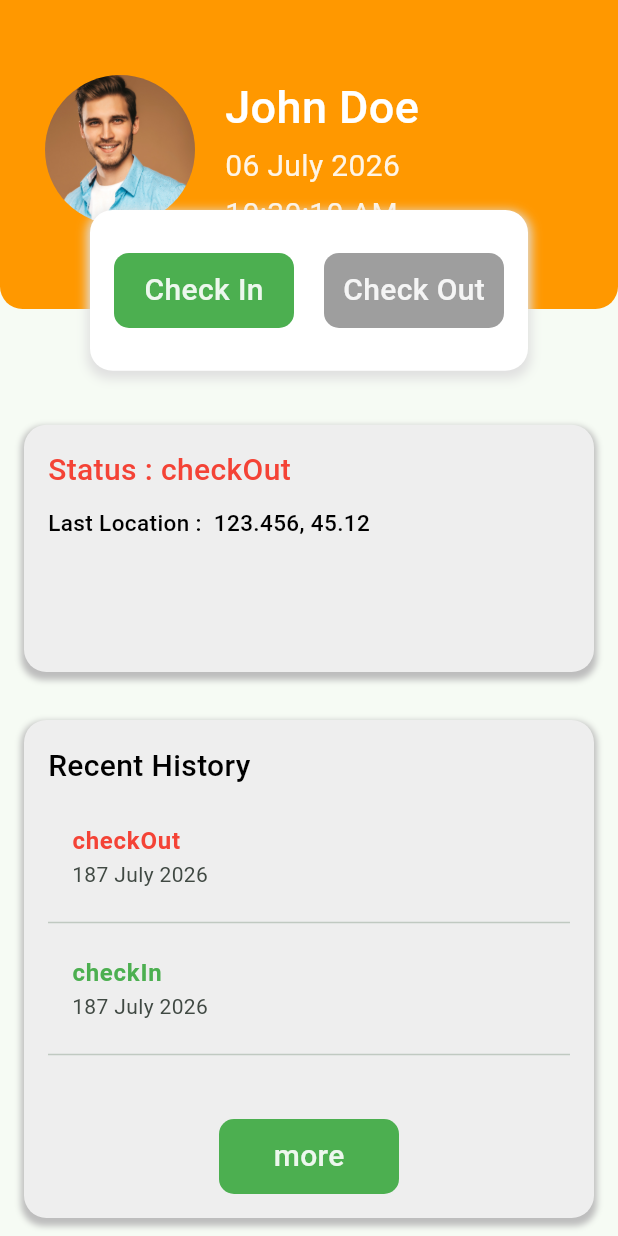
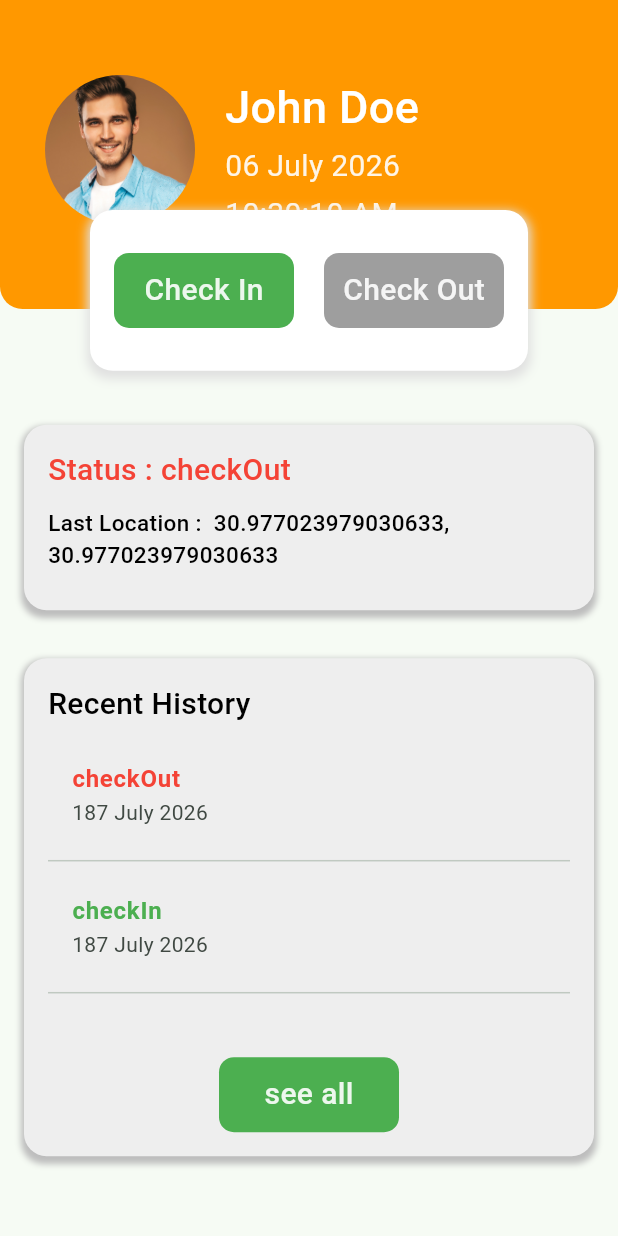
Before and after one commit to PathumDilhara/GeoAttend, a Flutter app: the screen it shows after launch, after a tap on "Check In", after a tap on "Check Out", on a phone screen of 412 x 824 dp. Run offline on Flutter 3.47's test engine with Material 3 defaults, Android fonts, the phone set to English and light mode, and no system bars; our stand-ins replace flutter_riverpod, geolocator, go_router.

Commit message:
GeoLocator integration, loading indicator adding

```diff
--- a/lib/enums/att_enum.dart
+++ b/lib/enums/att_enum.dart
@@ -1 +1 @@
-enum AttendanceTypeEnum { checkIn, checkOut }
+enum AttendanceTypeEnum { checkIn, checkOut, pending }
--- a/lib/models/position_data.dart
+++ b/lib/models/position_data.dart
@@ -3,4 +3,8 @@ class PositionData {
   final double longitude;
 
   PositionData({required this.latitude, required this.longitude});
+
+  factory PositionData.empty(){
+    return PositionData(latitude: 0.0, longitude: 0.0);
+  }
 }
--- a/lib/providers/providers.dart
+++ b/lib/providers/providers.dart
@@ -3,20 +3,25 @@ import 'package:geo_attend/models/attendance_model.dart';
 import 'package:geo_attend/models/position_data.dart';
 import 'package:geo_attend/models/user_model.dart';
 import 'package:geo_attend/providers/attendance_notifier.dart';
+import 'package:geo_attend/services/location_service.dart';
 import 'package:geo_attend/services/user_service.dart';
 
 import '../enums/att_enum.dart';
 
+
+// List of all records
 final attendanceListProvider =
     NotifierProvider<AttendanceNotifier, List<AttendanceModel>>(
       AttendanceNotifier.new,
     );
 
+
+// Check In / Out
 final currentStateProvider = Provider<AttendanceTypeEnum>((ref) {
   final records = ref.watch(attendanceListProvider);
 
   if (records.isEmpty) {
-    return AttendanceTypeEnum.checkOut;
+    return AttendanceTypeEnum.pending;
   }
 
   final last = records.last;
@@ -25,6 +30,8 @@ final currentStateProvider = Provider<AttendanceTypeEnum>((ref) {
       : AttendanceTypeEnum.checkOut;
 });
 
+
+// Last checked location
 final lastLocationProvider = Provider<PositionData>((ref) {
   final records = ref.watch(attendanceListProvider);
 
@@ -36,15 +43,19 @@ final lastLocationProvider = Provider<PositionData>((ref) {
   return PositionData(latitude: last.latitude, longitude: last.longitude);
 });
 
+
+// Get the user data
 final userProvider = Provider((ref) {
   return UserService();
 });
 
+// Get current user as async
 final currentUserProvider = FutureProvider<UserModel>((ref) async {
   final service = ref.read(userProvider);
   return service.getCurrentUser();
 });
 
+// Time second by second
 final currentTimeProvider = StreamProvider<DateTime>((ref) async* {
   while (true) {
     yield DateTime.now();
--- a/lib/screens/home_screen.dart
+++ b/lib/screens/home_screen.dart
@@ -8,12 +8,15 @@ import 'package:go_router/go_router.dart';
 import 'package:intl/intl.dart';
 
 import '../providers/providers.dart';
+import '../services/location_service.dart';
 
 class HomeScreen extends ConsumerWidget {
   HomeScreen({super.key});
 
   double cardBR = 15;
   double mainPad = 16;
+
+  ValueNotifier<bool> isFetching = ValueNotifier(false);
 
   @override
   Widget build(BuildContext context, WidgetRef ref) {
@@ -38,7 +41,7 @@ class HomeScreen extends ConsumerWidget {
                     bottom: 0,
                     left: 10,
                     right: 10,
-                    child: _buildCheckInOutCard(screenHeight, ref),
+                    child: _buildCheckInOutCard(context, screenHeight, ref),
                   ),
                 ],
               ),
@@ -148,7 +151,11 @@ class HomeScreen extends ConsumerWidget {
   }
 
   // ===================== Check in out card =============================
-  Widget _buildCheckInOutCard(double screenHeight, WidgetRef ref) {
+  Widget _buildCheckInOutCard(
+    BuildContext context,
+    double screenHeight,
+    WidgetRef ref,
+  ) {
     final currentState = ref.watch(currentStateProvider);
 
     return Container(
@@ -173,20 +180,33 @@ class HomeScreen extends ConsumerWidget {
           customButton(
             title: "Check In",
             bgColor:
-                currentState == AttendanceTypeEnum.checkIn
-                    ? Colors.grey
-                    : Colors.green,
-            onTap: () {
-              if (currentState == AttendanceTypeEnum.checkOut) {
+                currentState == AttendanceTypeEnum.checkOut ||
+                        currentState == AttendanceTypeEnum.pending
+                    ? Colors.green
+                    : Colors.grey,
+            onTap: () async {
+              if (context.mounted) {
+                loadingDialog(context);
+              }
+
+              if (currentState == AttendanceTypeEnum.checkOut ||
+                  currentState == AttendanceTypeEnum.pending) {
                 final user = ref.read(currentUserProvider).value;
                 if (user == null) return;
+
+                final service = LocationService();
+                final pos = await service.getCurrentLocation();
+
+                if (context.mounted) {
+                  Navigator.pop(context);
+                }
 
                 ref
                     .read(attendanceListProvider.notifier)
                     .checkIn(
                       employeeName: user.userName,
-                      latitude: 12.345,
-                      longitude: 23.234,
+                      latitude: pos.latitude,
+                      longitude: pos.longitude,
                     );
               }
             },
@@ -195,20 +215,32 @@ class HomeScreen extends ConsumerWidget {
           customButton(
             title: "Check Out",
             bgColor:
-                currentState == AttendanceTypeEnum.checkOut
+                currentState == AttendanceTypeEnum.checkOut ||
+                        currentState == AttendanceTypeEnum.pending
                     ? Colors.grey
                     : Colors.red,
-            onTap: () {
+            onTap: () async {
+              if (context.mounted) {
+                loadingDialog(context);
+              }
+
               if (currentState == AttendanceTypeEnum.checkIn) {
                 final user = ref.read(currentUserProvider).value;
                 if (user == null) return;
+
+                final service = LocationService();
+                final pos = await service.getCurrentLocation();
+
+                if (context.mounted) {
+                  Navigator.pop(context);
+                }
 
                 ref
                     .read(attendanceListProvider.notifier)
                     .checkOut(
                       employeeName: user.userName,
-                      latitude: 123.456,
-                      longitude: 45.12,
+                      latitude: pos.latitude,
+                      longitude: pos.longitude,
                     );
               }
             },
@@ -227,7 +259,7 @@ class HomeScreen extends ConsumerWidget {
       margin: EdgeInsets.all(mainPad),
       padding: EdgeInsets.all(16),
       width: double.infinity,
-      height: screenHeight * 0.2,
+      height: screenHeight * 0.15,
       decoration: BoxDecoration(
         borderRadius: BorderRadius.circular(cardBR),
         color: Colors.grey.shade200,
@@ -371,7 +403,7 @@ class HomeScreen extends ConsumerWidget {
                 ),
 
                 customButton(
-                  title: "more",
+                  title: "see all",
                   bgColor: Colors.green,
                   onTap: () {
                     GoRouter.of(context).push("/${RouterPaths.history}");
@@ -383,4 +415,27 @@ class HomeScreen extends ConsumerWidget {
       ),
     );
   }
+
+  void loadingDialog(BuildContext context) {
+    showDialog(
+      context: context,
+      builder: (context) {
+        return AlertDialog(
+          title: Column(
+            mainAxisSize: MainAxisSize.min,
+            children: [
+              Text("Location fetching", style: TextStyle(fontSize: 20)),
+              Divider(),
+            ],
+          ),
+          content: SizedBox(
+            height: 100,
+            child: Center(
+              child: CircularProgressIndicator(color: Colors.green),
+            ),
+          ),
+        );
+      },
+    );
+  }
 }
--- a/lib/services/location_service.dart
+++ b/lib/services/location_service.dart
@@ -1,16 +1,65 @@
 import 'dart:math';
+
+import 'package:geolocator/geolocator.dart';
 
 import '../models/position_data.dart';
 
-class LocationService{
+class LocationService {
+  Future<PositionData> getCurrentLocation() async {
+    try {
+      print("### Location info getting");
 
-  // get current location
-  Future<PositionData> getCurrentLocation()async{
-    return PositionData(latitude: getValue(), longitude: getValue());
+      bool granted = await permissionHandler();
+
+      if (!granted) return PositionData.empty();
+
+      Position position = await Geolocator.getCurrentPosition(
+        locationSettings: LocationSettings(
+          accuracy: LocationAccuracy.high,
+          timeLimit: Duration(seconds: 10),
+        ),
+      );
+
+      return PositionData(
+        latitude: position.latitude,
+        longitude: position.longitude,
+      );
+    } catch (_) {
+      return PositionData(latitude: getValue(), longitude: getValue());
+    }
+  }
+
+  // Permission handler
+  Future<bool> permissionHandler() async {
+    bool serviceEnabled = await Geolocator.isLocationServiceEnabled();
+
+    if (!serviceEnabled) {
+      print("Location services are disabled");
+      // throw Exception('Location services are disabled.');
+      return false;
+    }
+
+    LocationPermission permission = await Geolocator.checkPermission();
+
+    if (permission == LocationPermission.denied) {
+      permission = await Geolocator.requestPermission();
+
+      if (permission == LocationPermission.denied) {
+        // throw Exception('Location permission denied.');
+        return false;
+      }
+    }
+
+    if (permission == LocationPermission.deniedForever) {
+      // throw Exception('Location permission permanently denied.');
+      return false;
+    }
+
+    return true;
   }
 
   // random
-  double getValue(){
+  double getValue() {
     final random = Random();
 
     double min = 10.0;
@@ -19,4 +68,9 @@ class LocationService{
     double value = min + random.nextDouble() * (max - min);
     return value;
   }
+
+  // get current location
+  // Future<PositionData> getCurrentLocation() async {
+  //   return PositionData(latitude: getValue(), longitude: getValue());
+  // }
 }
--- a/pubspec.yaml
+++ b/pubspec.yaml
@@ -38,6 +38,7 @@ dependencies:
   intl: ^0.20.0
   go_router: ^17.0.0
   uuid: ^4.5.1
+  geolocator: ^13.0.0
 
 dev_dependencies:
   flutter_test:
```
Also changed, not shown: pubspec.lock, 5 other files.
